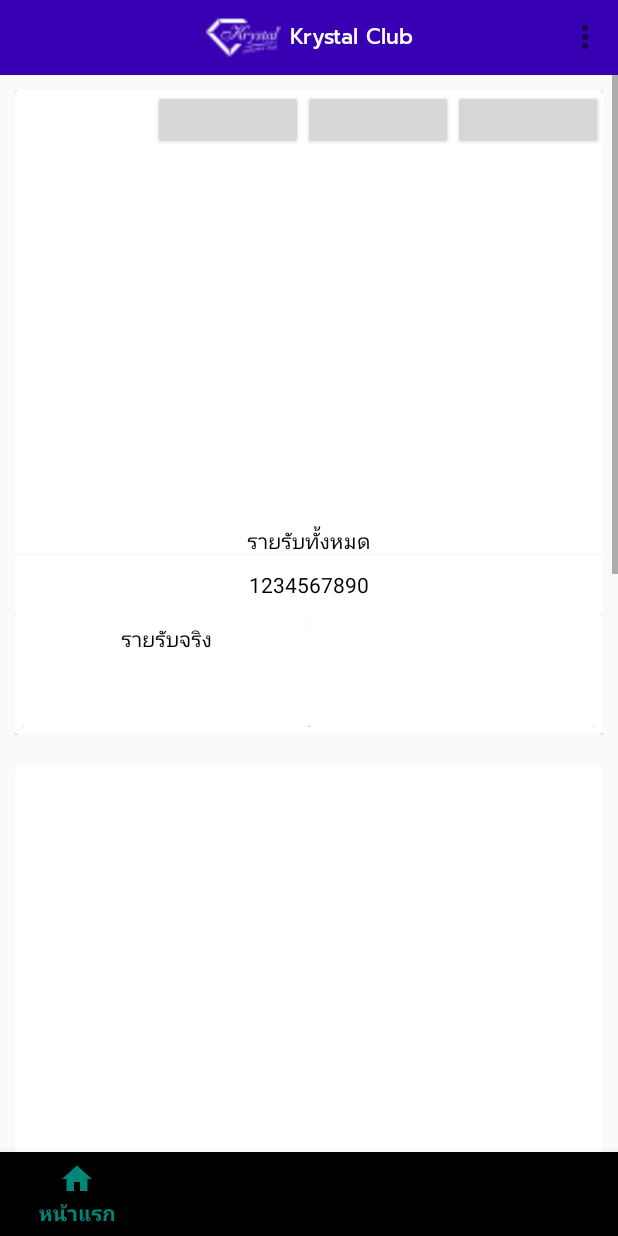
After one commit to patcharapruck/KrystalDashBoard, an Android app: the fragment HomeFragment placed in its activity, on a phone screen of 412 x 824 dp. The commit adds this screen. Run offline under Robolectric (Android 15) with nearby library versions, the phone set to English and light mode, and no system bars; 2 statements that could not run were skipped.

Commit message:
เพิ่ม UI

```diff
--- a/app/src/main/AndroidManifest.xml
+++ b/app/src/main/AndroidManifest.xml
@@ -15,6 +15,7 @@
         android:supportsRtl="true"
         android:theme="@style/AppTheme"
         android:usesCleartextTraffic="true">
+        <activity android:name=".activty.MainActivity"></activity>
         <activity
             android:name=".activty.LoginActivity"
             android:windowSoftInputMode="stateHidden|adjustResize">
@@ -24,7 +25,7 @@
                 <category android:name="android.intent.category.LAUNCHER" />
             </intent-filter>
         </activity>
-        <activity android:name=".activty.HomeActivity"></activity>
+        <activity android:name=".activty.HomeActivity" />
     </application>
 
 </manifest>
--- /dev/null
+++ b/app/src/main/java/dashboard/android/hdw/com/krystaldashboard/activty/HomeFragment.java
@@ -0,0 +1,19 @@
+package dashboard.android.hdw.com.krystaldashboard.activty;
+
+import android.os.Bundle;
+import android.support.annotation.NonNull;
+import android.support.annotation.Nullable;
+import android.support.v4.app.Fragment;
+import android.view.LayoutInflater;
+import android.view.View;
+import android.view.ViewGroup;
+
+import dashboard.android.hdw.com.krystaldashboard.R;
+
+public class HomeFragment extends Fragment {
+    @Nullable
+    @Override
+    public View onCreateView(@NonNull LayoutInflater inflater, @Nullable ViewGroup container, @Nullable Bundle savedInstanceState) {
+        return inflater.inflate(R.layout.fragment_home,null);
+    }
+}
--- /dev/null
+++ b/app/src/main/java/dashboard/android/hdw/com/krystaldashboard/activty/MainActivity.java
@@ -0,0 +1,76 @@
+package dashboard.android.hdw.com.krystaldashboard.activty;
+
+import android.support.annotation.NonNull;
+import android.support.design.widget.BottomNavigationView;
+import android.support.v4.app.Fragment;
+import android.support.v7.app.AppCompatActivity;
+import android.os.Bundle;
+import android.support.v7.widget.Toolbar;
+import android.view.Menu;
+import android.view.MenuItem;
+import android.widget.Toast;
+
+import dashboard.android.hdw.com.krystaldashboard.R;
+
+public class MainActivity extends AppCompatActivity {
+
+    Toolbar toolbar;
+    BottomNavigationView bottomNavigationView;
+
+    @Override
+    public boolean onCreateOptionsMenu(Menu menu) {
+        getMenuInflater().inflate(R.menu.top_menu,menu);
+        return true;
+    }
+
+    @Override
+    public boolean onOptionsItemSelected(MenuItem item) {
+
+        int id = item.getItemId();
+
+        if (id == R.id.item_logout){
+            Toast.makeText(MainActivity.this,"Logout",Toast.LENGTH_SHORT).show();
+            return true;
+        }
+
+        return super.onOptionsItemSelected(item);
+    }
+
+    @Override
+    protected void onCreate(Bundle savedInstanceState) {
+        super.onCreate(savedInstanceState);
+        setContentView(R.layout.activity_main);
+
+        toolbar =findViewById(R.id.toolbar);
+        setSupportActionBar(toolbar);
+        getSupportActionBar().setDisplayShowTitleEnabled(false);
+
+        bottomNavigationView = findViewById(R.id.bottom_nav_view);
+        bottomNavigationView.setOnNavigationItemSelectedListener(new BottomNavigationView.OnNavigationItemSelectedListener() {
+            @Override
+            public boolean onNavigationItemSelected(@NonNull MenuItem menuItem) {
+                Fragment fragment = null;
+                switch (menuItem.getItemId()){
+                    case R.id.item_home:
+                        fragment = new HomeFragment();
+                    break;
+                    case R.id.item_revrnue:
+
+                        break;
+
+                    case R.id.item_drink:
+
+                        break;
+
+                    case R.id.item_pr:
+
+                        break;
+                }
+
+                return false;
+            }
+        });
+
+
+    }
+}
--- /dev/null
+++ b/app/src/main/res/drawable/ic_home_black_24dp.xml
@@ -0,0 +1,9 @@
+<vector xmlns:android="http://schemas.android.com/apk/res/android"
+        android:width="24dp"
+        android:height="24dp"
+        android:viewportWidth="24.0"
+        android:viewportHeight="24.0">
+    <path
+        android:fillColor="#FF000000"
+        android:pathData="M10,20v-6h4v6h5v-8h3L12,3 2,12h3v8z"/>
+</vector>
--- /dev/null
+++ b/app/src/main/res/drawable/ic_local_bar_black_24dp.xml
@@ -0,0 +1,9 @@
+<vector xmlns:android="http://schemas.android.com/apk/res/android"
+        android:width="24dp"
+        android:height="24dp"
+        android:viewportWidth="24.0"
+        android:viewportHeight="24.0">
+    <path
+        android:fillColor="#FF000000"
+        android:pathData="M21,5V3H3v2l8,9v5H6v2h12v-2h-5v-5l8,-9zM7.43,7L5.66,5h12.69l-1.78,2H7.43z"/>
+</vector>
--- /dev/null
+++ b/app/src/main/res/drawable/ic_monetization_on_black_24dp.xml
@@ -0,0 +1,9 @@
+<vector xmlns:android="http://schemas.android.com/apk/res/android"
+        android:width="24dp"
+        android:height="24dp"
+        android:viewportWidth="24.0"
+        android:viewportHeight="24.0">
+    <path
+        android:fillColor="#FF000000"
+        android:pathData="M12,2C6.48,2 2,6.48 2,12s4.48,10 10,10 10,-4.48 10,-10S17.52,2 12,2zM13.41,18.09L13.41,20h-2.67v-1.93c-1.71,-0.36 -3.16,-1.46 -3.27,-3.4h1.96c0.1,1.05 0.82,1.87 2.65,1.87 1.96,0 2.4,-0.98 2.4,-1.59 0,-0.83 -0.44,-1.61 -2.67,-2.14 -2.48,-0.6 -4.18,-1.62 -4.18,-3.67 0,-1.72 1.39,-2.84 3.11,-3.21L10.74,4h2.67v1.95c1.86,0.45 2.79,1.86 2.85,3.39L14.3,9.34c-0.05,-1.11 -0.64,-1.87 -2.22,-1.87 -1.5,0 -2.4,0.68 -2.4,1.64 0,0.84 0.65,1.39 2.67,1.91s4.18,1.39 4.18,3.91c-0.01,1.83 -1.38,2.83 -3.12,3.16z"/>
+</vector>
--- /dev/null
+++ b/app/src/main/res/drawable/ic_people_black_24dp.xml
@@ -0,0 +1,9 @@
+<vector xmlns:android="http://schemas.android.com/apk/res/android"
+        android:width="24dp"
+        android:height="24dp"
+        android:viewportWidth="24.0"
+        android:viewportHeight="24.0">
+    <path
+        android:fillColor="#FF000000"
+        android:pathData="M16,11c1.66,0 2.99,-1.34 2.99,-3S17.66,5 16,5c-1.66,0 -3,1.34 -3,3s1.34,3 3,3zM8,11c1.66,0 2.99,-1.34 2.99,-3S9.66,5 8,5C6.34,5 5,6.34 5,8s1.34,3 3,3zM8,13c-2.33,0 -7,1.17 -7,3.5L1,19h14v-2.5c0,-2.33 -4.67,-3.5 -7,-3.5zM16,13c-0.29,0 -0.62,0.02 -0.97,0.05 1.16,0.84 1.97,1.97 1.97,3.45L17,19h6v-2.5c0,-2.33 -4.67,-3.5 -7,-3.5z"/>
+</vector>
--- /dev/null
+++ b/app/src/main/res/layout/activity_main.xml
@@ -0,0 +1,62 @@
+<?xml version="1.0" encoding="utf-8"?>
+<RelativeLayout xmlns:android="http://schemas.android.com/apk/res/android"
+    xmlns:app="http://schemas.android.com/apk/res-auto"
+    xmlns:tools="http://schemas.android.com/tools"
+    android:id="@+id/activity_main"
+    android:layout_width="match_parent"
+    android:layout_height="match_parent"
+    tools:context=".activty.MainActivity">
+
+    <android.support.v7.widget.Toolbar
+        android:layout_width="match_parent"
+        android:layout_height="@dimen/h_tool_bar"
+        android:background="@color/design_default_color_primary_dark"
+        app:menu="@menu/top_menu"
+        >
+        <LinearLayout
+            android:layout_width="wrap_content"
+            android:layout_height="match_parent"
+            android:layout_gravity="center"
+            android:orientation="horizontal">
+
+            <ImageView
+                android:layout_width="50dp"
+                android:layout_height="match_parent"
+                android:src="@drawable/ic_action_logo"
+                android:layout_gravity="center"/>
+            <TextView
+                android:layout_marginLeft="5dp"
+                android:layout_width="wrap_content"
+                android:layout_height="match_parent"
+                android:text="Krystal Club"
+                android:fontFamily="@font/prompt_medium"
+                android:textColor="#FFFFFF"
+                android:gravity="center"
+                />
+
+        </LinearLayout>
+
+
+    </android.support.v7.widget.Toolbar>
+
+    <FrameLayout
+        android:id="@+id/fragment_container"
+        android:layout_width="match_parent"
+        android:layout_height="match_parent"
+        android:layout_above="@+id/bottom_nav_view"
+        android:layout_marginBottom="-56dp">
+
+    </FrameLayout>
+
+    <android.support.design.widget.BottomNavigationView
+        android:id="@+id/bottom_nav_view"
+        android:layout_width="match_parent"
+        android:layout_height="wrap_content"
+        android:layout_alignParentBottom="true"
+        app:labelVisibilityMode="labeled"
+        app:menu="@menu/bottom_menu">
+
+    </android.support.design.widget.BottomNavigationView>
+
+
+</RelativeLayout>
--- /dev/null
+++ b/app/src/main/res/layout/fragment_home.xml
@@ -0,0 +1,209 @@
+<?xml version="1.0" encoding="utf-8"?>
+<LinearLayout xmlns:android="http://schemas.android.com/apk/res/android"
+    xmlns:app="http://schemas.android.com/apk/res-auto"
+    android:layout_width="match_parent"
+    android:layout_height="match_parent"
+    android:orientation="vertical">
+
+    <ScrollView
+        android:layout_width="match_parent"
+        android:layout_height="wrap_content"
+        android:layout_marginTop="@dimen/h_tool_bar">
+
+        <LinearLayout
+            android:layout_width="match_parent"
+            android:layout_height="wrap_content"
+            android:orientation="vertical">
+
+            <!--graph money-->
+
+            <RelativeLayout
+                android:layout_width="match_parent"
+                android:layout_height="450dp"
+                android:padding="10dp"
+
+                >
+
+                <android.support.v7.widget.CardView
+                    android:layout_width="match_parent"
+                    android:layout_height="match_parent"
+                    android:elevation="15dp"
+                    app:cardCornerRadius="3dp">
+
+                    <LinearLayout
+                        android:layout_width="match_parent"
+                        android:layout_height="match_parent"
+                        android:orientation="vertical">
+<!-- botton -->
+                        <LinearLayout
+                            android:layout_width="wrap_content"
+                            android:layout_height="40dp"
+                            android:layout_gravity="right"
+                            android:orientation="horizontal">
+                            <Button
+                                android:layout_width="100dp"
+                                android:layout_height="match_parent" />
+                            <Button
+                                android:layout_width="100dp"
+                                android:layout_height="match_parent" />
+                            <Button
+                                android:layout_width="100dp"
+                                android:layout_height="match_parent" />
+
+                        </LinearLayout>
+<!--graph-->
+                        <LinearLayout
+                            android:layout_width="match_parent"
+                            android:layout_height="250dp"
+                            android:orientation="vertical">
+
+                        </LinearLayout>
+<!--money-->
+                        <LinearLayout
+                            android:layout_width="match_parent"
+                            android:layout_height="match_parent"
+                            android:orientation="vertical">
+
+                            <LinearLayout
+                                android:layout_width="match_parent"
+                                android:orientation="vertical"
+                                android:layout_height="60dp">
+
+                                <TextView
+                                    android:layout_width="match_parent"
+                                    android:layout_height="20dp"
+                                    android:text="รายรับทั้งหมด"
+                                    android:textColor="#000000"
+                                    android:gravity="center"/>
+                                <android.support.v7.widget.CardView
+                                    android:layout_width="match_parent"
+                                    android:layout_height="match_parent">
+                                    <TextView
+                                        android:layout_width="match_parent"
+                                        android:layout_height="match_parent"
+                                        android:text="1234567890"
+                                        android:textColor="#000000"
+                                        android:gravity="center"/>
+                                </android.support.v7.widget.CardView>
+
+                            </LinearLayout>
+
+                            <android.support.v7.widget.GridLayout
+                                android:layout_width="match_parent"
+                                android:layout_height="match_parent"
+                                app:columnCount="2"
+                                app:columnOrderPreserved="false"
+                                app:rowCount="1">
+
+                                <RelativeLayout
+                                    android:layout_width="match_parent"
+                                    android:layout_height="match_parent">
+
+                                    <LinearLayout
+                                        android:layout_width="match_parent"
+                                        android:layout_height="match_parent"
+                                        android:orientation="horizontal"
+                                        android:padding="5dp"
+                                        android:weightSum="2">
+
+                                        <android.support.v7.widget.CardView
+                                            android:layout_width="0dp"
+                                            android:layout_height="match_parent"
+                                            android:layout_weight="1">
+                                            <TextView
+                                                android:layout_width="match_parent"
+                                                android:layout_height="20dp"
+                                                android:text="รายรับจริง"
+                                                android:textColor="#000000"
+                                                android:gravity="center"/>
+
+                                        </android.support.v7.widget.CardView>
+
+                                        <android.support.v7.widget.CardView
+                                            android:layout_width="0dp"
+                                            android:layout_height="match_parent"
+                                            android:layout_weight="1">
+                                         <android.support.v7.widget.GridLayout
+                                             android:layout_width="match_parent"
+                                             android:layout_height="match_parent"
+                                             ></android.support.v7.widget.GridLayout>
+
+                                        </android.support.v7.widget.CardView>
+                                    </LinearLayout>
+
+                                </RelativeLayout>
+
+
+                            </android.support.v7.widget.GridLayout>
+                        </LinearLayout>
+                    </LinearLayout>
+
+
+                </android.support.v7.widget.CardView>
+
+            </RelativeLayout>
+
+            <!--graph PR-->
+
+            <RelativeLayout
+                android:layout_width="match_parent"
+                android:layout_height="450dp"
+                android:padding="10dp"
+
+                >
+
+                <android.support.v7.widget.CardView
+                    android:layout_width="match_parent"
+                    android:layout_height="match_parent"
+                    android:elevation="15dp"
+                    app:cardCornerRadius="3dp">
+
+
+                </android.support.v7.widget.CardView>
+
+            </RelativeLayout>
+            <!--graph Bank-->
+
+            <RelativeLayout
+                android:layout_width="match_parent"
+                android:layout_height="450dp"
+                android:padding="10dp"
+
+                >
+
+                <android.support.v7.widget.CardView
+                    android:layout_width="match_parent"
+                    android:layout_height="match_parent"
+                    android:elevation="15dp"
+                    app:cardCornerRadius="3dp">
+
+
+                </android.support.v7.widget.CardView>
+
+            </RelativeLayout>
+            <!--graph drink-->
+
+            <RelativeLayout
+                android:layout_width="match_parent"
+                android:layout_height="450dp"
+                android:padding="10dp"
+
+                >
+
+                <android.support.v7.widget.CardView
+                    android:layout_width="match_parent"
+                    android:layout_height="match_parent"
+                    android:elevation="15dp"
+                    app:cardCornerRadius="3dp">
+
+
+                </android.support.v7.widget.CardView>
+
+            </RelativeLayout>
+
+        </LinearLayout>
+
+    </ScrollView>
+
+
+</LinearLayout>
--- /dev/null
+++ b/app/src/main/res/menu/bottom_menu.xml
@@ -0,0 +1,22 @@
+<?xml version="1.0" encoding="utf-8"?>
+<menu xmlns:android="http://schemas.android.com/apk/res/android">
+    <item
+        android:id="@+id/item_home"
+        android:icon="@drawable/ic_home_black_24dp"
+        android:title="หน้าแรก"
+        />
+    <item
+        android:id="@+id/item_revrnue"
+        android:icon="@drawable/ic_monetization_on_black_24dp"
+        android:title="การเงิน"
+        />
+    <item
+        android:id="@+id/item_drink"
+        android:icon="@drawable/ic_local_bar_black_24dp"
+        android:title="เครื่องดื่ม"/>
+    <item
+        android:id="@+id/item_pr"
+        android:icon="@drawable/ic_home_black_24dp"
+        android:title="PR"/>
+
+</menu>
--- /dev/null
+++ b/app/src/main/res/menu/top_menu.xml
@@ -0,0 +1,8 @@
+<?xml version="1.0" encoding="utf-8"?>
+<menu xmlns:android="http://schemas.android.com/apk/res/android">
+
+    <item
+        android:id="@+id/item_logout"
+        android:title="Logout"/>
+
+</menu>
--- a/app/src/main/res/values/dimens.xml
+++ b/app/src/main/res/values/dimens.xml
@@ -1,2 +1,4 @@
 <?xml version="1.0" encoding="utf-8"?>
-<resources></resources>
+<resources>
+    <dimen name="h_tool_bar">50dp</dimen>
+</resources>
--- a/build.gradle
+++ b/build.gradle
@@ -7,7 +7,7 @@ buildscript {
         jcenter()
     }
     dependencies {
-        classpath 'com.android.tools.build:gradle:3.2.1'
+        classpath 'com.android.tools.build:gradle:3.3.0'
 
 
         // NOTE: Do not place your application dependencies here; they belong
```
Also changed, not shown: app/src/main/res/drawable-hdpi/ic_action_logo.png (added), app/src/main/res/drawable-mdpi/ic_action_logo.png (added), app/src/main/res/drawable-xhdpi/ic_action_logo.png (added), app/src/main/res/drawable-xxhdpi/ic_action_logo.png (added), app/src/main/res/drawable-xxxhdpi/ic_action_logo.png (added), gradle/wrapper/gradle-wrapper.properties.
